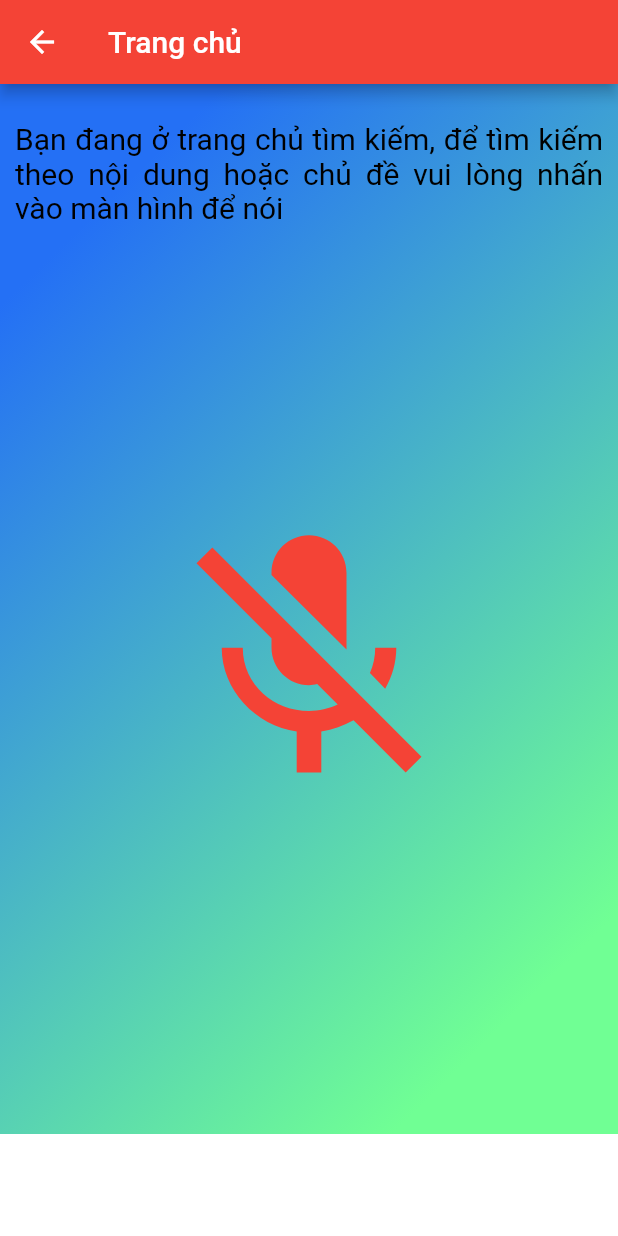
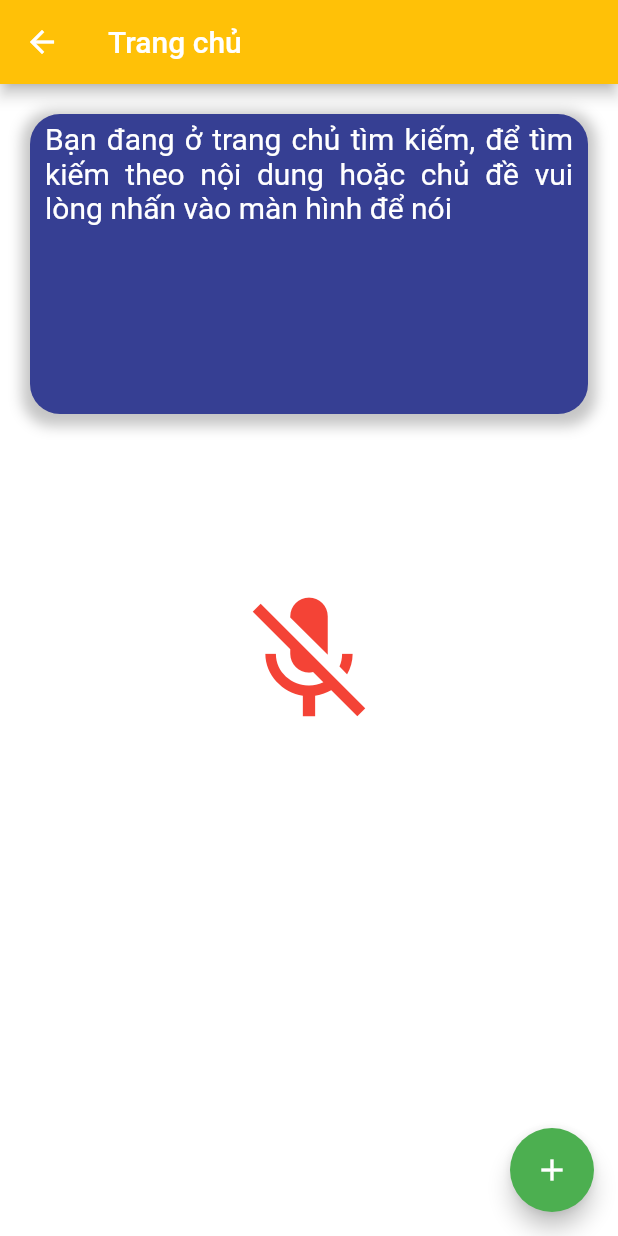
Before and after one commit to dat8112000/RNB, a Flutter app: the HomePage screen opened directly, on a phone screen of 412 x 824 dp. Run offline on Flutter 3.47's test engine with Material 2 defaults, Android fonts, the phone set to English and light mode, and no system bars; our stand-ins replace cached_network_image, flutter_svg, flutter_tts, speech_to_text, sqflite; missing offline and left inert: webfeed; accounts and stored records are empty.

Commit message:
update homepage

```diff
--- a/lib/src/app.dart
+++ b/lib/src/app.dart
@@ -1,6 +1,8 @@
 import 'package:flutter/material.dart';
+import 'package:rnb/src/resources/Screen/ArticleOffline.dart';
 import 'package:rnb/src/resources/Screen/HomePage.dart';
-import 'package:rnb/src/resources/Screen/search_voice.dart';
+import 'package:rnb/src/resources/Screen/ReadArticleDB.dart';
+import 'package:rnb/src/resources/Screen/topic_news.dart';
 
 class MyApp extends StatelessWidget {
   const MyApp({Key? key}) : super(key: key);
@@ -10,6 +12,6 @@ class MyApp extends StatelessWidget {
     return const MaterialApp(
         title: 'RNB APP',
         debugShowCheckedModeBanner: false,
-        home: HomePage());
+        home: ArticleOffline());
   }
 }
--- a/lib/src/resources/Screen/HomePage.dart
+++ b/lib/src/resources/Screen/HomePage.dart
@@ -1,6 +1,7 @@
 import 'package:flutter/material.dart';
 import 'package:flutter_svg/svg.dart';
 import 'package:flutter_tts/flutter_tts.dart';
+import 'package:rnb/src/resources/Screen/ArticleOffline.dart';
 import 'package:rnb/src/resources/Screen/search_voice.dart';
 import 'package:rnb/src/resources/Screen/topic_news.dart';
 import 'package:rnb/src/resources/api/speech_api.dart';
@@ -43,15 +44,15 @@ class _HomePageState extends State<HomePage> {
   Widget build(BuildContext context) => Scaffold(
       appBar: AppBar(
         title: Text("Trang chủ"),
-          backgroundColor: Colors.red,
+        backgroundColor: Colors.amber,
       ),
       backgroundColor: Colors.white,
       body: Stack(
         children: [
-            SvgPicture.asset(
-              "assets/images/home.svg",
-              fit: BoxFit.fill,
-            ),
+          // SvgPicture.asset(
+          //   "assets/images/home.svg",
+          //   fit: BoxFit.fill,
+          // ),
           // Positioned(
           //     bottom: 0,
           //     left: 0,
@@ -67,14 +68,48 @@ class _HomePageState extends State<HomePage> {
               child: _isListening
                   ? Icon(
                       Icons.mic,
-                        size: 200,
+                      size: 100,
                       color: Colors.green,
                     )
                   : Icon(
                       Icons.mic_off,
-                        size: 200,
+                      size: 100,
                       color: Colors.red,
                     )),
+          Container(
+            decoration:  BoxDecoration(
+                color: Color(0xFF363f93),
+                borderRadius:  BorderRadius.all(Radius.circular(20.0)),
+              boxShadow:  [
+                BoxShadow(
+                  color: Colors.grey.withOpacity(0.6),
+                  spreadRadius: 5,
+                  blurRadius: 7,
+                  offset: Offset(0, 3), // changes position of shadow
+                ),
+              ],
+            ),
+            margin: EdgeInsets.all(20),
+            width: MediaQuery.of(context).size.width,
+            height: 200,
+            child: SingleChildScrollView(
+              padding: EdgeInsets.only(top: 5, left: 10, right: 10),
+              child: SubstringHighlight(
+                text: text,
+                terms: Command.all,
+                textStyle: TextStyle(
+                  fontSize: 20.0,
+                  color: Colors.white,
+                  fontWeight: FontWeight.w400,
+                ),
+                textStyleHighlight: TextStyle(
+                  fontSize: 20.0,
+                  color: Colors.red,
+                  fontWeight: FontWeight.w400,
+                ),
+              ),
+            ),
+          ),
           Container(
             padding: EdgeInsets.only(top: 20),
             height: MediaQuery.of(context).size.height,
@@ -89,28 +124,21 @@ class _HomePageState extends State<HomePage> {
                   toggleRecording();
                 });
               },
-                child: SingleChildScrollView(
-                  padding: EdgeInsets.only(top: 5, left: 10, right: 10),
-                  child: SubstringHighlight(
-                    text: text,
-                    terms: Command.all,
-                    textStyle: TextStyle(
-                      fontSize: 20.0,
-                      color: Colors.black,
-                      fontWeight: FontWeight.w400,
-                    ),
-                    textStyleHighlight: TextStyle(
-                      fontSize: 20.0,
-                      color: Colors.red,
-                      fontWeight: FontWeight.w400,
             ),
           ),
-                ),
-              ),
-            ),
+
         ],
       ),
-      );
+      floatingActionButtonLocation: FloatingActionButtonLocation.endFloat,
+      floatingActionButton: FloatingActionButton(
+        // isExtended: true,
+        child: Icon(Icons.add),
+        backgroundColor: Colors.green,
+        onPressed: () {
+          Navigator.push(
+              context, MaterialPageRoute(builder: (context) => ArticleOffline()));
+        },
+      ));
 
   Future toggleRecording() => SpeechApi.toggleRecording(
         onResult: (text) => setState(() => this.text = text),
@@ -137,9 +165,14 @@ class _HomePageState extends State<HomePage> {
         },
       );
 
-  gotoVoice() {
-    Navigator.pushReplacement(
-        context, MaterialPageRoute(builder: (context) => SearchVoiceScreen()));
+  gotoVoice()  {
+    Navigator.pushAndRemoveUntil(
+      context,
+      MaterialPageRoute(
+        builder: (BuildContext context) => const SearchVoiceScreen(),
+      ),
+          (route) => false,
+    );
   }
 
   gotoSuggest() {
--- a/lib/src/resources/Screen/MainHome.dart
+++ b/lib/src/resources/Screen/MainHome.dart
@@ -76,15 +76,15 @@ class _MainHomeState extends State<MainHome> {
                   )),
               Column(
                 children: [
-                  SizedBox(height: sizeH * 20),
+                  SizedBox(height: sizeH * 10),
                   Text(
                     "WELCOME TO RNB",
-                    style: TextStyle(fontSize: 40,color: Colors.redAccent,fontWeight: FontWeight.bold),
+                    style: TextStyle(fontSize: 30,color: Colors.redAccent,fontWeight: FontWeight.bold),
                     textAlign: TextAlign.center,
                   ),
                   SizedBox(height: sizeH * 5),
                   Container(
-                      padding: const EdgeInsets.only(left: 30, right: 30),
+                      padding: const EdgeInsets.only(left: 30, right: 30,bottom: 20),
                       child: Center(
                           child: Text(
                               "HỖ TRỢ ĐỌC BÁO CHO NGƯỜI KHIẾM THỊ",
--- a/lib/src/resources/Screen/topic_details.dart
+++ b/lib/src/resources/Screen/topic_details.dart
@@ -230,10 +230,6 @@ class _topicDetailsState extends State<topicDetails> {
       ),
     );
   }
-
-
-
-
   Future readTutorial(String text) async {
     await Future.delayed(const Duration(seconds: 0));
     await flutterTts.setLanguage("vi-VN");
--- a/lib/src/resources/db/rnb_database.dart
+++ b/lib/src/resources/db/rnb_database.dart
@@ -41,7 +41,7 @@ CREATE TABLE $tableArticle (
     return article.copy(id: id.toString());
   }
 
-  Future<Article> readNote(int id) async {
+  Future<Article> readNote(String id) async {
     final db = await instance.database;
 
     final maps = await db!.query(
--- a/lib/src/resources/utils.dart
+++ b/lib/src/resources/utils.dart
@@ -3,11 +3,12 @@ class Command {
 
   static const voice = 'giọng nói';
   static const suggest = 'gợi ý';
+  static const wasRead = 'đã đọc';
 }
 
 class Utils {
   static void scanText(
-      String rawText, Function onSuccessA, Function onSuccessB) {
+      String rawText, Function onSuccessA, Function onSuccessB,Function onSuccessC) {
     final text = rawText.toLowerCase();
 
     if (text.contains(Command.voice)) {
@@ -16,5 +17,8 @@ class Utils {
     if (text.contains(Command.suggest)) {
       onSuccessB();
     }
+    if (text.contains(Command.wasRead)) {
+      onSuccessC();
+    }
   }
 }
--- a/pubspec.yaml
+++ b/pubspec.yaml
@@ -83,6 +83,7 @@ flutter:
     - assets/images/home_bg.svg
     - assets/images/microphone.jpg
     - assets/images/home.svg
+    - assets/images/Speech_to_text.png
   fonts:
     - family: Klasik
       fonts:
```
Also changed, not shown: lib/src/resources/Screen/ArticleOffline.dart (+40 -13 lines), lib/src/resources/Screen/ReadArticleDB.dart (added, +156 -0 lines), lib/src/resources/Screen/search_voice.dart (+26 -8 lines), assets/images/Speech_to_text.png (added), assets/images/speech_to_text.svg (added). Lines whose indentation alone changed are shown as unchanged.
